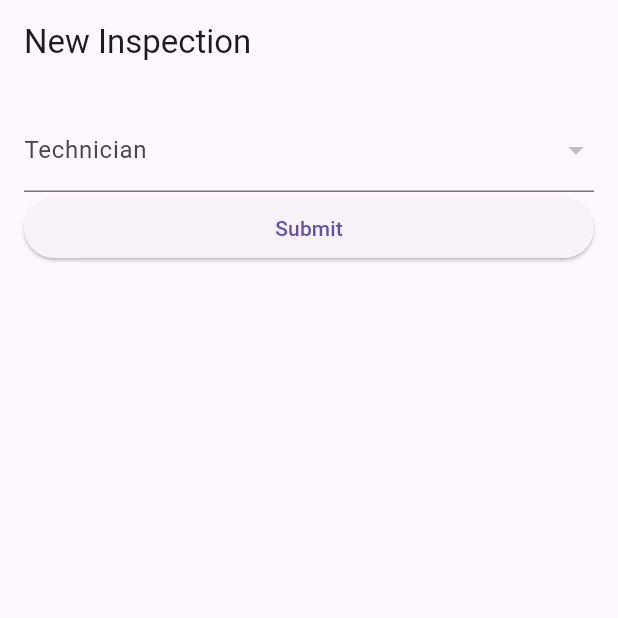
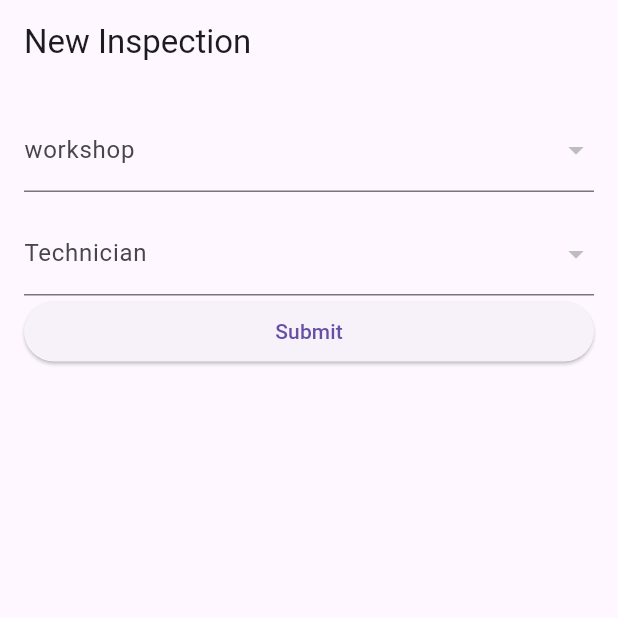
Before and after one commit to joseggch15/formTesting, a Flutter app: the screen it shows after launch, after a tap on "Submit", on a phone screen of 412 x 824 dp, the top half of it. Run offline on Flutter 3.47's test engine with Material 3 defaults, Android fonts, the phone set to English and light mode, and no system bars; network calls fail.

Commit message:
ya se envian los datos por el metodo del boton submit y se reciben valores de los dropdown

```diff
--- a/lib/controllers/controller.dart
+++ b/lib/controllers/controller.dart
@@ -13,61 +13,119 @@ class NewInspectionFormController {
   void onWorkshopChanged(String? newValue) {
     data.selectedWorkshop = newValue;
   }
+
   void onAnswerChanged(String? newValue) {
     data.selectedAnswer = newValue;
   }
+
   void onDeviationChanged(String? newValue) {
     data.selectedDeviation = newValue;
   }
-  // ...otros métodos existentes
+
+  // Método para cargar talleres
+  Future<void> fetchWorkshops() async {
+    final response = await http.get(
+      Uri.parse('http://3.129.92.139:8080/api/workshop/all'),
+      headers: {
+        'Authorization':
+            'Bearer eyJ0eXAiOiJKV1QiLCJhbGciOiJIUzM4NCJ9.eyJhdXRob3JpdHkiOiJTdXBlcnVzZXIiLCJzdWIiOiJ0ZXN0IiwiaWF0IjoxNzA4Mzg0NzEzLCJleHAiOjE3MDgzODYxNTN9.oN2_tSkD437_dle_ur4IJoLL9QeuAGnc0h47FMqiziqW4FAiW2U9zDuTlMg9takF'
+      },
+    );
+
+    if (response.statusCode == 200) {
+      List<dynamic> workshopsJson = json.decode(response.body);
+      data.workshops =
+          workshopsJson.map((json) => Workshop.fromJson(json)).toList();
+    } else {
+      // Manejo de errores workshop
+    }
+  }
+
+  // Métodos existentes para cargar técnicos y otros...
 
   // Método para cargar técnicos
   Future<void> fetchTechnicians() async {
     final response = await http.get(
       Uri.parse('http://3.129.92.139:8080/api/user/technicians'),
-      headers: {'Authorization': 'Bearer eyJ0eXAiOiJKV1QiLCJhbGciOiJIUzM4NCJ9.eyJhdXRob3JpdHkiOiJTdXBlcnVzZXIiLCJzdWIiOiJ0ZXN0IiwiaWF0IjoxNzA4Mzc0OTE2LCJleHAiOjE3MDgzNzYzNTZ9.xA6vaxKntjT7vmCSKJ97Kf103giFulwUDccsPl1VV0WjE2JYgBCSA5rYNhikWpW6'},
+      headers: {
+        'Authorization':
+            'Bearer eyJ0eXAiOiJKV1QiLCJhbGciOiJIUzM4NCJ9.eyJhdXRob3JpdHkiOiJTdXBlcnVzZXIiLCJzdWIiOiJ0ZXN0IiwiaWF0IjoxNzA4Mzg0NzEzLCJleHAiOjE3MDgzODYxNTN9.oN2_tSkD437_dle_ur4IJoLL9QeuAGnc0h47FMqiziqW4FAiW2U9zDuTlMg9takF'
+      },
     );
 
     if (response.statusCode == 200) {
       List<dynamic> techniciansJson = json.decode(response.body);
-      data.technicians = techniciansJson.map((json) => Technician.fromJson(json)).toList();
+      data.technicians =
+          techniciansJson.map((json) => Technician.fromJson(json)).toList();
     } else {
-      // Manejo de errores
+      // Manejo de errores en technician
     }
   }
 
   // Método para enviar formulario
-// Método para enviar formulario
+  // Future<void> submitForm() async {
+  //   if (formKey.currentState!.validate()) {
+  //     // Asegúrate de enviar 'selectedWorkshopId' en lugar de 'selectedWorkshop'
+  //     var postBody = jsonEncode({
+  //       "questionId": 3,
+  //       "workshopId": 2, // Cambio aquí
+  //       // "workshopId": data.selectedWorkshopId ?? 0, // Cambio aquí
+  //       // "answerId": int.tryParse(data.selectedAnswer ?? '0') ?? 0,
+  //       "answerId": 1,
+  //       "remedialId": 2,
+  //       // "deviationId": int.tryParse(data.selectedDeviation ?? '0') ?? 0,
+  //       "deviationId": 3,
+  //       //  "userId": data.selectedTechnicianId ?? 0
+  //       "userId": 3
+  //     });
+
+  //     final response = await http.post(
+  //       Uri.parse(
+  //           'http://3.129.92.139:8080/api/check/save'), // Asegúrate de reemplazar con la base URL correcta
+  //       headers: {
+  //         'Authorization':
+  //             ' Bearer eyJ0eXAiOiJKV1QiLCJhbGciOiJIUzM4NCJ9.eyJhdXRob3JpdHkiOiJTdXBlcnVzZXIiLCJzdWIiOiJ0ZXN0IiwiaWF0IjoxNzA4MzgzMDg1LCJleHAiOjE3MDgzODQ1MjV9.HhjqHT-K7OpUdoBUelhCXGkb0uYY587eM2I6NSXQRhH3jEHUO-UJsLcrsVRoesKv'
+  //       },
+  //       body: postBody,
+  //     );
+
+  //     if (response.statusCode == 200) {
+  //      print("se envio con exito la peticion del SUBMIT"); // Éxito
+  //     } else {
+  //       print("Fallo la enviada del SUBMIT"); // Manejo de errores
+  //     }
+  //   }
+  // }
+
   Future<void> submitForm() async {
     if (formKey.currentState!.validate()) {
-    // Construyendo el JSON para la solicitud POST
       var postBody = jsonEncode({
-      "questionId": 3,  // Asumiendo que estos valores son estáticos según su ejemplo
-      "workshopId": int.tryParse(data.selectedWorkshop ?? '0') ?? 0,
-      "answerId": int.tryParse(data.selectedAnswer ?? '0') ?? 0,
-      "remedialId": 2,  // Asumiendo valor estático
-      "deviationId": int.tryParse(data.selectedDeviation ?? '0') ?? 0,
-      "userId": data.selectedTechnicianId ?? 0
+        "questionId": 3,
+        "workshopId": data.selectedWorkshop,
+        "answerId": 1,
+        "remedialId": 2,
+        "deviationId": 3,
+        "userId": data.selectedTechnicianId,
       });
 
+      try {
         final response = await http.post(
-      Uri.parse('http://{{base_url}}:8080/api/check/save'),
-      headers: {'Authorization': 'eyJ0eXAiOiJKV1QiLCJhbGciOiJIUzM4NCJ9.eyJhdXRob3JpdHkiOiJTdXBlcnVzZXIiLCJzdWIiOiJ0ZXN0IiwiaWF0IjoxNzA4Mzc0OTE2LCJleHAiOjE3MDgzNzYzNTZ9.xA6vaxKntjT7vmCSKJ97Kf103giFulwUDccsPl1VV0WjE2JYgBCSA5rYNhikWpW6'},  // Reemplace 'tu_token' con el token real
+          Uri.parse('http://3.129.92.139:8080/api/check/save'),
+          headers: {
+            'Authorization': 'Bearer eyJ0eXAiOiJKV1QiLCJhbGciOiJIUzM4NCJ9.eyJhdXRob3JpdHkiOiJTdXBlcnVzZXIiLCJzdWIiOiJ0ZXN0IiwiaWF0IjoxNzA4Mzg0NzEzLCJleHAiOjE3MDgzODYxNTN9.oN2_tSkD437_dle_ur4IJoLL9QeuAGnc0h47FMqiziqW4FAiW2U9zDuTlMg9takF',
+            'Content-Type': 'application/json',
+          },
           body: postBody,
         );
 
         if (response.statusCode == 200) {
-      // Éxito
+          print("Envío exitoso: ${response.body}");
         } else {
-      // Manejo de errores
+          print("Fallo en el envío: ${response.statusCode} - ${response.body}");
+        }
+      } catch (e) {
+        print("Error en la conexión: $e");
       }
     }
   }
-
-
-
-
-
-
-
 }
--- a/lib/model/model.dart
+++ b/lib/model/model.dart
@@ -16,6 +16,23 @@ class Technician {
   }
 }
 
+class Workshop {
+  final int id;
+  final String workshop;
+  final DateTime? modifyDate;
+  final DateTime registerDate;
+
+  Workshop({required this.id, required this.workshop, this.modifyDate, required this.registerDate});
+
+  factory Workshop.fromJson(Map<String, dynamic> json) {
+    return Workshop(
+      id: json['id'],
+      workshop: json['workshop'],
+      modifyDate: json['modifyDate'] != null ? DateTime.parse(json['modifyDate']) : null,
+      registerDate: DateTime.parse(json['registerDate']),
+    );
+  }
+}
 
 class NewInspectionFormData {
   String? selectedWorkshop;
@@ -26,7 +43,8 @@ class NewInspectionFormData {
   bool isChecked2 = false;
   TextEditingController descriptionController = TextEditingController();
 
-
-  List<Technician> technicians = []; // se extrae informacion de los datos de la clase technician
+  List<Technician> technicians = []; // se extrae informacion de los datos de la clase Technician
+  List<Workshop> workshops = []; // se extrae informacion de los datos de la clase Workshop
   int? selectedTechnicianId;
+  int? selectedWorkshopId; // ID del taller seleccionado
 }
--- a/lib/view/view.dart
+++ b/lib/view/view.dart
@@ -17,6 +17,9 @@ class _NewInspectionFormViewState extends State<NewInspectionFormView> {
   void initState() {
     super.initState();
     widget.controller.fetchTechnicians();
+    widget.controller.fetchWorkshops();
+
+
   }
 
   @override
@@ -32,6 +35,26 @@ class _NewInspectionFormViewState extends State<NewInspectionFormView> {
           child: Column(
             crossAxisAlignment: CrossAxisAlignment.stretch,
             children: <Widget>[
+
+                DropdownButtonFormField<int>(
+                value: widget.data.selectedWorkshopId,
+                onChanged: (newValue) {
+                  setState(() {
+                    widget.data.selectedWorkshopId = newValue;
+                  });
+                },
+                items: widget.data.workshops.map((workshop) {
+                  return DropdownMenuItem<int>(
+                    value: workshop.id,
+                     child: Text('${workshop.workshop}'),
+                    // child: Text('${technician.firstName} ${technician.lastName}'),
+                  );
+                }).toList(),
+                decoration: InputDecoration(labelText: 'workshop'),
+              ),
+
+              SizedBox(height: 13.0),
+
               // Dropdown para técnicos
               DropdownButtonFormField<int>(
                 value: widget.data.selectedTechnicianId,
```
Also changed, not shown: 3 other files. Lines whose indentation alone changed are shown as unchanged.
